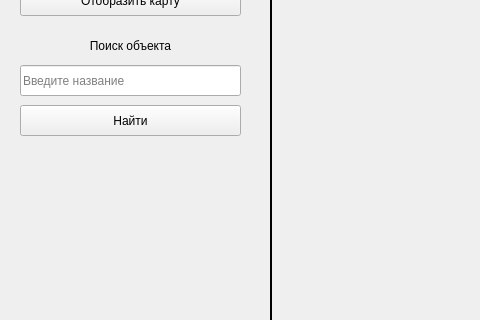
AFD333777/miniSearch, file MainWindow.ui: the form before one commit; both pictures show x 0 to 480 and y 155 to 475 of the 800 by 600 pixel window.
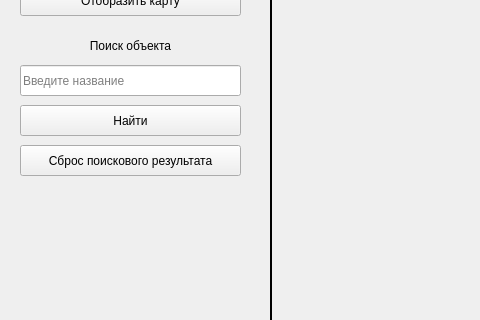
The form after the commit.

Commit message: Большая задача по Maps API. Часть №7

Patch:
```diff
--- a/MainWindow.ui
+++ b/MainWindow.ui
@@ -319,6 +319,19 @@
      <set>Qt::AlignCenter</set>
     </property>
    </widget>
+   <widget class="QPushButton" name="resetBtn">
+    <property name="geometry">
+     <rect>
+      <x>20</x>
+      <y>300</y>
+      <width>221</width>
+      <height>31</height>
+     </rect>
+    </property>
+    <property name="text">
+     <string>Сброс поискового результата</string>
+    </property>
+   </widget>
   </widget>
   <widget class="QStatusBar" name="statusbar"/>
  </widget>
```
The commit also changes 2 other files.
